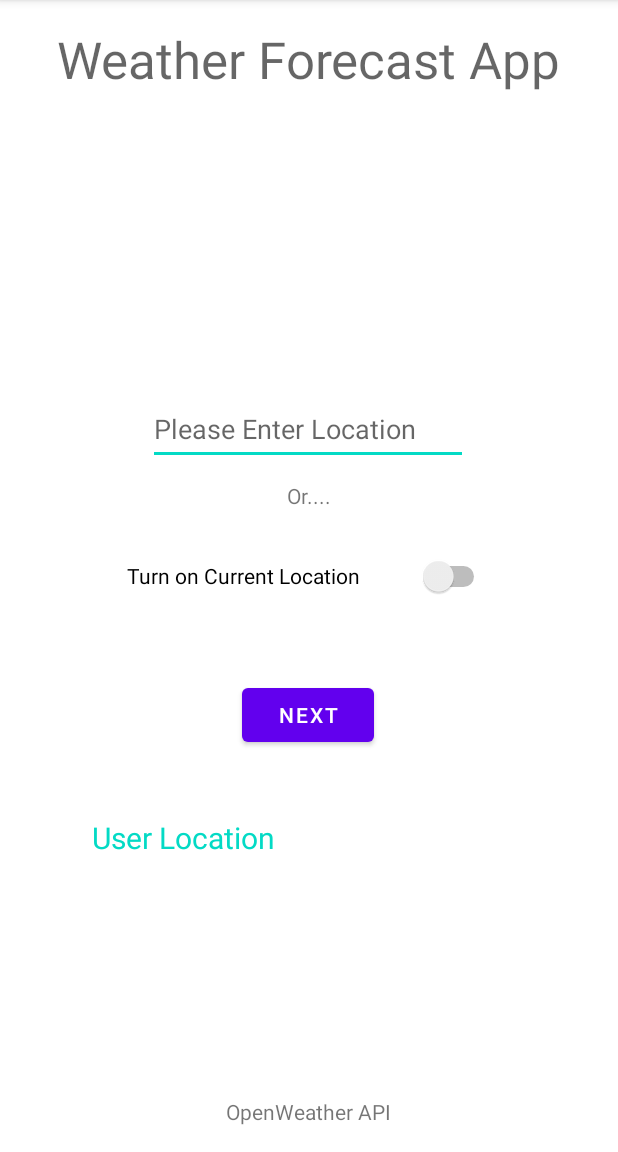
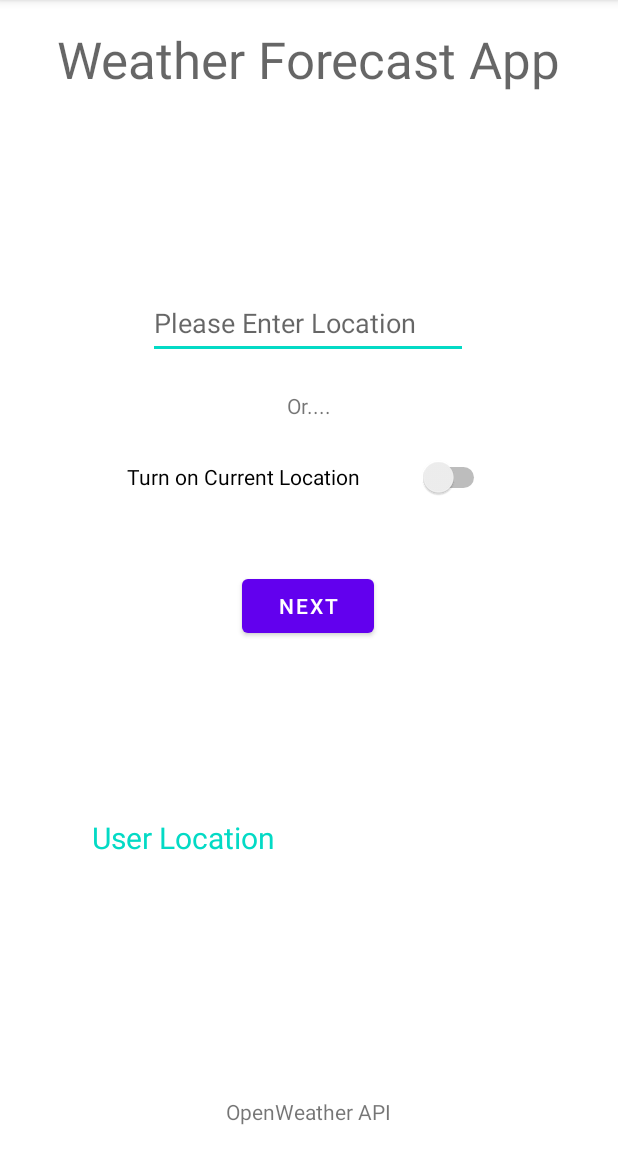
Before and after one commit to LukeSweetnameHome/android_weatherapplication, an Android app: the screen it shows after launch (MainActivity), after a tap on "NEXT", on a phone screen of 412 x 824 dp, the part 84-1236 px from its top. Run offline under Robolectric (Android 15) with nearby library versions, the phone set to English and light mode, and no system bars; our stand-ins replace Volley; network calls fail.

Commit message:
debugging pre

```diff
--- a/app/src/main/java/uk/ac/abertay/cmp309/project_weather/MainActivity.java
+++ b/app/src/main/java/uk/ac/abertay/cmp309/project_weather/MainActivity.java
@@ -53,7 +53,7 @@ import java.text.DecimalFormat;
 // http://api.openweathermap.org/data/2.5/weather?q=London,UK&APPID=4e2322456db9e681dcd39712eb48af6b
 // http://api.openweathermap.org/?=London,&api=4e2322456db9e681dcd39712eb48af6b
 
-public class MainActivity extends AppCompatActivity implements CompoundButton.OnCheckedChangeListener {
+public class MainActivity extends AppCompatActivity implements CompoundButton.OnCheckedChangeListener, View.OnClickListener {
     EditText editTextLocationName;
     private Switch currentLocationSwitch;
     private com.google.android.gms.location.LocationRequest locationRequest;
@@ -103,14 +103,14 @@ public class MainActivity extends AppCompatActivity implements CompoundButton.On
         String location = editTextLocationName.getText().toString().trim();
         StringRequest stringRequest = null;
         // https://api.openweathermap.org/data/2.5/weather?lat={latitude}&lon={longitude}&appid={API key}
-        if (location.isEmpty()) {
+        if (location.equals("")) {
             Toast.makeText(this, "Please fill in the Location field, or check the current location switch.", Toast.LENGTH_SHORT).show();
         } else {
             if (!location.isEmpty()) {
                 tempUrl = url + "?q=" + location + "," + "&appid=" + appid;
             }
             else {
-                if (location.isEmpty() && (currentLocationSwitch.isChecked())) {
+                if (currentLocationSwitch.isChecked()) {
                     tempUrl = url + "?lat=" + latitude + "&lon=" + longitude + "&appid=" + appid;
                 }
             }
@@ -275,4 +275,8 @@ public class MainActivity extends AppCompatActivity implements CompoundButton.On
     }
 
 
+    @Override
+    public void onClick(View v) {
+
+    }
 }
--- a/app/src/main/res/layout/activity_main.xml
+++ b/app/src/main/res/layout/activity_main.xml
@@ -20,7 +20,7 @@
         app:layout_constraintHorizontal_bias="0.497"
         app:layout_constraintStart_toStartOf="parent"
         app:layout_constraintTop_toTopOf="parent"
-        app:layout_constraintVertical_bias="0.364" />
+        app:layout_constraintVertical_bias="0.266" />
 
     <TextView
         android:id="@+id/orTextView1"
@@ -31,7 +31,7 @@
         app:layout_constraintEnd_toEndOf="parent"
         app:layout_constraintStart_toStartOf="parent"
         app:layout_constraintTop_toTopOf="parent"
-        app:layout_constraintVertical_bias="0.428" />
+        app:layout_constraintVertical_bias="0.348" />
 
     <Switch
         android:id="@+id/currentLocationSwitch"
@@ -42,7 +42,8 @@
         app:layout_constraintEnd_toEndOf="parent"
         app:layout_constraintHorizontal_bias="0.497"
         app:layout_constraintStart_toStartOf="parent"
-        app:layout_constraintTop_toTopOf="parent" />
+        app:layout_constraintTop_toTopOf="parent"
+        app:layout_constraintVertical_bias="0.408" />
 
     <TextView
         android:id="@+id/textView2"
@@ -69,7 +70,7 @@
         app:layout_constraintHorizontal_bias="0.498"
         app:layout_constraintStart_toStartOf="parent"
         app:layout_constraintTop_toTopOf="parent"
-        app:layout_constraintVertical_bias="0.629" />
+        app:layout_constraintVertical_bias="0.528" />
 
     <TextView
         android:id="@+id/titleTextView"
```
